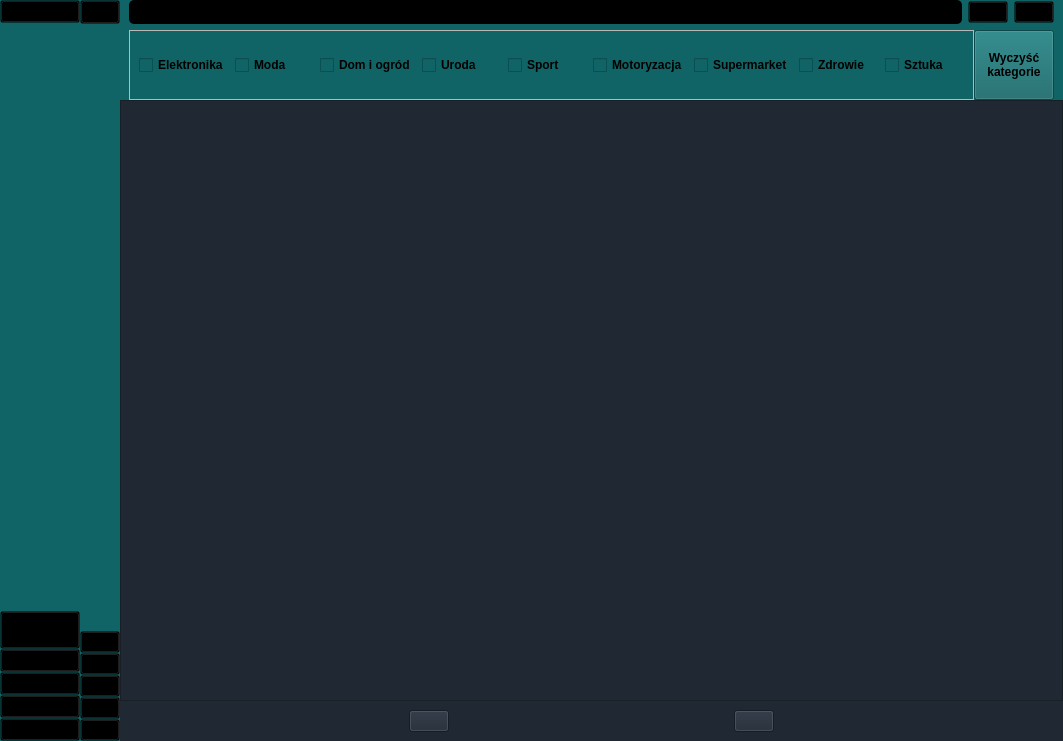
Before: the Qt Designer form mainwindow.ui in ebbe3000/shop, drawn with Qt 5.
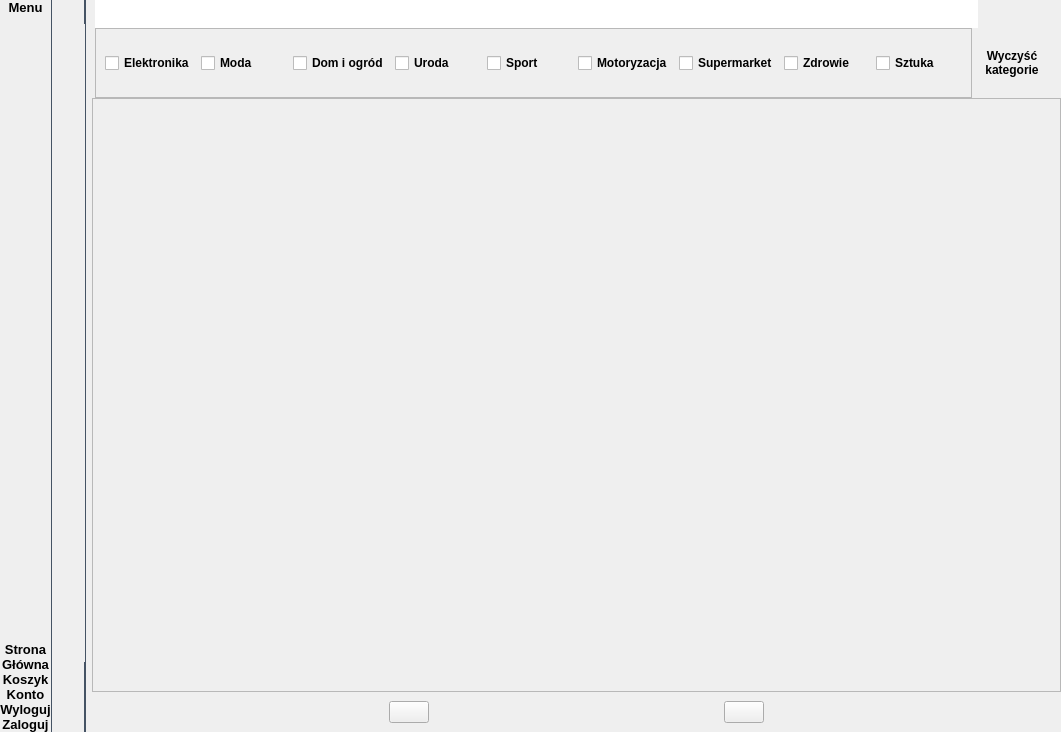
After: the same form once the commit is applied. Icons and pictures are not drawn.

Patch:
```diff
--- a/mainwindow.ui
+++ b/mainwindow.ui
@@ -6,10 +6,16 @@
    <rect>
     <x>0</x>
     <y>0</y>
-    <width>1063</width>
-    <height>741</height>
+    <width>1061</width>
+    <height>732</height>
    </rect>
   </property>
+  <property name="minimumSize">
+   <size>
+    <width>665</width>
+    <height>374</height>
+   </size>
+  </property>
   <property name="windowTitle">
    <string>MainWindow</string>
   </property>
@@ -18,16 +24,11 @@
   </property>
   <widget class="QWidget" name="centralWidget">
    <property name="styleSheet">
-    <string notr="true">QWidget#centralWidget {
-        background-color: #1f2833;
-}
-QPushButton {
-        background-color: transparent;
-}</string>
+    <string notr="true"/>
    </property>
-   <layout class="QHBoxLayout" name="horizontalLayout_2">
+   <layout class="QHBoxLayout" name="horizontalLayout_4">
     <property name="spacing">
-     <number>0</number>
+     <number>6</number>
     </property>
     <property name="leftMargin">
      <number>0</number>
@@ -89,9 +90,9 @@
           </size>
          </property>
          <property name="styleSheet">
-          <string notr="true">#nameBox {
-        background-color: #116466;
-}</string>
+          <string notr="true">border-bottom-right-radius: 0%;
+border-top-right-radius: 0%;
+border-right: 1px solid #455364;</string>
          </property>
          <layout class="QVBoxLayout" name="verticalLayout_2">
           <property name="spacing">
@@ -124,9 +125,8 @@
              <string>Menu</string>
             </property>
             <property name="styleSheet">
-             <string notr="true">#nameMenuButton {
-	background-color: transparent;
-}</string>
+             <string notr="true">border-top-right-radius: 0px;
+border-bottom-right-radius: 0px;</string>
             </property>
             <property name="text">
              <string>Menu</string>
@@ -167,6 +167,15 @@
             <property name="cursor">
              <cursorShape>PointingHandCursor</cursorShape>
             </property>
+            <property name="toolTip">
+             <string>Strona Główna</string>
+            </property>
+            <property name="styleSheet">
+             <string notr="true">border-bottom-left-radius: 0%;
+border-bottom-right-radius: 0%;
+border-top-right-radius: 0%;
+</string>
+            </property>
             <property name="text">
              <string>Strona
 Główna</string>
@@ -194,6 +203,12 @@
             <property name="cursor">
              <cursorShape>PointingHandCursor</cursorShape>
             </property>
+            <property name="toolTip">
+             <string>Koszyk</string>
+            </property>
+            <property name="styleSheet">
+             <string notr="true">border-radius: 0%;</string>
+            </property>
             <property name="text">
              <string>Koszyk</string>
             </property>
@@ -220,6 +235,12 @@
             <property name="cursor">
              <cursorShape>PointingHandCursor</cursorShape>
             </property>
+            <property name="toolTip">
+             <string>Konto</string>
+            </property>
+            <property name="styleSheet">
+             <string notr="true">border-radius: 0%;</string>
+            </property>
             <property name="text">
              <string>Konto</string>
             </property>
@@ -246,6 +267,13 @@
             <property name="cursor">
              <cursorShape>PointingHandCursor</cursorShape>
             </property>
+            <property name="toolTip">
+             <string>Wyloguj</string>
+            </property>
+            <property name="styleSheet">
+             <string notr="true">border-top-left-radius: 0%;
+border-top-right-radius: 0%;</string>
+            </property>
             <property name="text">
              <string>Wyloguj</string>
             </property>
@@ -273,7 +301,12 @@
              <cursorShape>PointingHandCursor</cursorShape>
             </property>
             <property name="toolTip">
-             <string>User</string>
+             <string>Zaloguj/Zarejestruj</string>
+            </property>
+            <property name="styleSheet">
+             <string notr="true">border-top-left-radius: 0%;
+border-top-right-radius: 0%;
+border-bottom-right-radius: 0%;</string>
             </property>
             <property name="text">
              <string>Zaloguj</string>
@@ -308,10 +341,9 @@
           </size>
          </property>
          <property name="styleSheet">
-          <string notr="true">QFrame#iconBox {
-        background-color: #116466;
-        border: 0px;
-}</string>
+          <string notr="true">border-bottom-right-radius: 0%;
+border-top-right-radius: 0%;
+border-right: 1px solid #455364;</string>
          </property>
          <property name="frameShape">
           <enum>QFrame::Shape::StyledPanel</enum>
@@ -353,13 +385,14 @@
              <cursorShape>PointingHandCursor</cursorShape>
             </property>
             <property name="mouseTracking">
-             <bool>false</bool>
+             <bool>true</bool>
             </property>
             <property name="toolTip">
              <string>Menu</string>
             </property>
             <property name="styleSheet">
-             <string notr="true"/>
+             <string notr="true">border-top-right-radius: 0px;
+border-bottom-right-radius: 0px;</string>
             </property>
             <property name="text">
              <string/>
@@ -394,6 +427,15 @@
             <property name="cursor">
              <cursorShape>PointingHandCursor</cursorShape>
             </property>
+            <property name="toolTip">
+             <string>Strona Główna</string>
+            </property>
+            <property name="styleSheet">
+             <string notr="true">border-bottom-left-radius: 0%;
+border-bottom-right-radius: 0%;
+border-top-right-radius: 0%;
+</string>
+            </property>
             <property name="text">
              <string/>
             </property>
@@ -414,6 +456,12 @@
             <property name="cursor">
              <cursorShape>PointingHandCursor</cursorShape>
             </property>
+            <property name="toolTip">
+             <string>Koszyk</string>
+            </property>
+            <property name="styleSheet">
+             <string notr="true">border-radius: 0%;</string>
+            </property>
             <property name="text">
              <string/>
             </property>
@@ -434,6 +482,12 @@
             <property name="cursor">
              <cursorShape>PointingHandCursor</cursorShape>
             </property>
+            <property name="toolTip">
+             <string>Konto</string>
+            </property>
+            <property name="styleSheet">
+             <string notr="true">border-radius: 0%;</string>
+            </property>
             <property name="text">
              <string/>
             </property>
@@ -454,6 +508,13 @@
             <property name="cursor">
              <cursorShape>PointingHandCursor</cursorShape>
             </property>
+            <property name="toolTip">
+             <string>Wyloguj</string>
+            </property>
+            <property name="styleSheet">
+             <string notr="true">border-top-left-radius: 0%;
+border-top-right-radius: 0%;</string>
+            </property>
             <property name="text">
              <string/>
             </property>
@@ -475,7 +536,12 @@
              <cursorShape>PointingHandCursor</cursorShape>
             </property>
             <property name="toolTip">
-             <string>User</string>
+             <string>Zaloguj/Zarejestruj</string>
+            </property>
+            <property name="styleSheet">
+             <string notr="true">border-top-left-radius: 0%;
+border-top-right-radius: 0%;
+border-bottom-right-radius: 0%;</string>
             </property>
             <property name="text">
              <string/>
@@ -518,13 +584,14 @@
          </size>
         </property>
         <property name="styleSheet">
-         <string notr="true">#searchBox {
-        background-color: #116466;
-}</string>
+         <string notr="true"/>
         </property>
         <layout class="QVBoxLayout" name="verticalLayout_4" stretch="0,0">
+         <property name="spacing">
+          <number>0</number>
+         </property>
          <property name="leftMargin">
-          <number>9</number>
+          <number>3</number>
          </property>
          <property name="topMargin">
           <number>0</number>
@@ -537,6 +604,9 @@
          </property>
          <item>
           <layout class="QHBoxLayout" name="lineEditWithSearchButton">
+           <property name="spacing">
+            <number>10</number>
+           </property>
            <item>
             <widget class="QLineEdit" name="searchLine">
              <property name="sizePolicy">
@@ -548,15 +618,11 @@
              <property name="minimumSize">
               <size>
                <width>0</width>
-               <height>24</height>
+               <height>28</height>
               </size>
              </property>
              <property name="styleSheet">
-              <string notr="true">QLineEdit#searchLine {
-        background-color: black;
-        color: white;
-        border-radius: 5px;
-}</string>
+              <string notr="true"/>
              </property>
              <property name="frame">
               <bool>false</bool>
@@ -564,10 +630,23 @@
             </widget>
            </item>
            <item>
+            <layout class="QHBoxLayout" name="horizontalLayout_2">
+             <property name="spacing">
+              <number>0</number>
+             </property>
+             <item>
             <widget class="QPushButton" name="categoriesButton">
              <property name="cursor">
               <cursorShape>PointingHandCursor</cursorShape>
              </property>
+               <property name="toolTip">
+                <string>Kategorie</string>
+               </property>
+               <property name="styleSheet">
+                <string notr="true">border-bottom-right-radius: 0%;
+border-top-right-radius: 0%;
+margin-right: 0px;</string>
+               </property>
              <property name="text">
               <string/>
              </property>
@@ -592,9 +671,9 @@
               <string>Szukaj</string>
              </property>
              <property name="styleSheet">
-              <string notr="true">QPushButton#searchButton {
-        background: transparent;
-}</string>
+                <string notr="true">border-bottom-left-radius: 0%;
+border-top-left-radius: 0%;
+border-left: 0px;</string>
              </property>
              <property name="text">
               <string/>
@@ -613,8 +692,13 @@
            </item>
           </layout>
          </item>
+          </layout>
+         </item>
          <item>
           <widget class="QWidget" name="checkboxArea" native="true">
+           <property name="styleSheet">
+            <string notr="true"/>
+           </property>
            <layout class="QVBoxLayout" name="verticalLayout_6">
             <property name="spacing">
              <number>0</number>
@@ -645,10 +729,7 @@
                  </sizepolicy>
                 </property>
                 <property name="styleSheet">
-                 <string notr="true">QScrollBar:horizontal {
-	height: 5px;
-	background-color: #116466;
-}</string>
+                 <string notr="true"/>
                 </property>
                 <property name="verticalScrollBarPolicy">
                  <enum>Qt::ScrollBarPolicy::ScrollBarAlwaysOff</enum>
@@ -661,12 +742,12 @@
                   <rect>
                    <x>0</x>
                    <y>0</y>
-                   <width>824</width>
-                   <height>57</height>
+                   <width>830</width>
+                   <height>69</height>
                   </rect>
                  </property>
                  <property name="styleSheet">
-                  <string notr="true">background-color: #116466;</string>
+                  <string notr="true"/>
                  </property>
                  <layout class="QHBoxLayout" name="horizontalLayout_3">
                   <property name="leftMargin">
@@ -795,13 +876,20 @@
                   <verstretch>0</verstretch>
                  </sizepolicy>
                 </property>
+                <property name="minimumSize">
+                 <size>
+                  <width>80</width>
+                  <height>0</height>
+                 </size>
+                </property>
                 <property name="font">
                  <font>
                   <bold>true</bold>
                  </font>
                 </property>
                 <property name="styleSheet">
-                 <string notr="true">background-color: #116466;</string>
+                 <string notr="true">border-top-left-radius: 0px;
+border-top-right-radius: 0px;</string>
                 </property>
                 <property name="text">
                  <string>Wyczyść
@@ -820,7 +908,7 @@
       <item>
        <widget class="QWidget" name="mainMenu" native="true">
         <property name="styleSheet">
-         <string notr="true">background-color: #1f2833;</string>
+         <string notr="true"/>
         </property>
         <layout class="QVBoxLayout" name="verticalLayout_3">
          <property name="spacing">
@@ -840,6 +928,9 @@
          </property>
          <item>
           <widget class="QStackedWidget" name="stackedWidget">
+           <property name="styleSheet">
+            <string notr="true"/>
+           </property>
            <property name="currentIndex">
             <number>0</number>
            </property>
@@ -870,8 +961,8 @@
                  <rect>
                   <x>0</x>
                   <y>0</y>
-                  <width>919</width>
-                  <height>570</height>
+                  <width>924</width>
+                  <height>561</height>
                  </rect>
                 </property>
                 <layout class="QVBoxLayout" name="verticalLayout_7">
@@ -895,6 +986,19 @@
                    <property name="spacing">
                     <number>8</number>
                    </property>
+                   <item>
+                    <spacer name="verticalSpacer_3">
+                     <property name="orientation">
+                      <enum>Qt::Orientation::Vertical</enum>
+                     </property>
+                     <property name="sizeHint" stdset="0">
+                      <size>
+                       <width>20</width>
+                       <height>40</height>
+                      </size>
+                     </property>
+                    </spacer>
+                   </item>
                   </layout>
                  </item>
                 </layout>
@@ -920,7 +1024,7 @@
               </font>
              </property>
              <property name="styleSheet">
-              <string notr="true">color: white;</string>
+              <string notr="true"/>
              </property>
              <property name="text">
               <string>Error</string>
```
Lines whose indentation alone changed are shown as unchanged.
